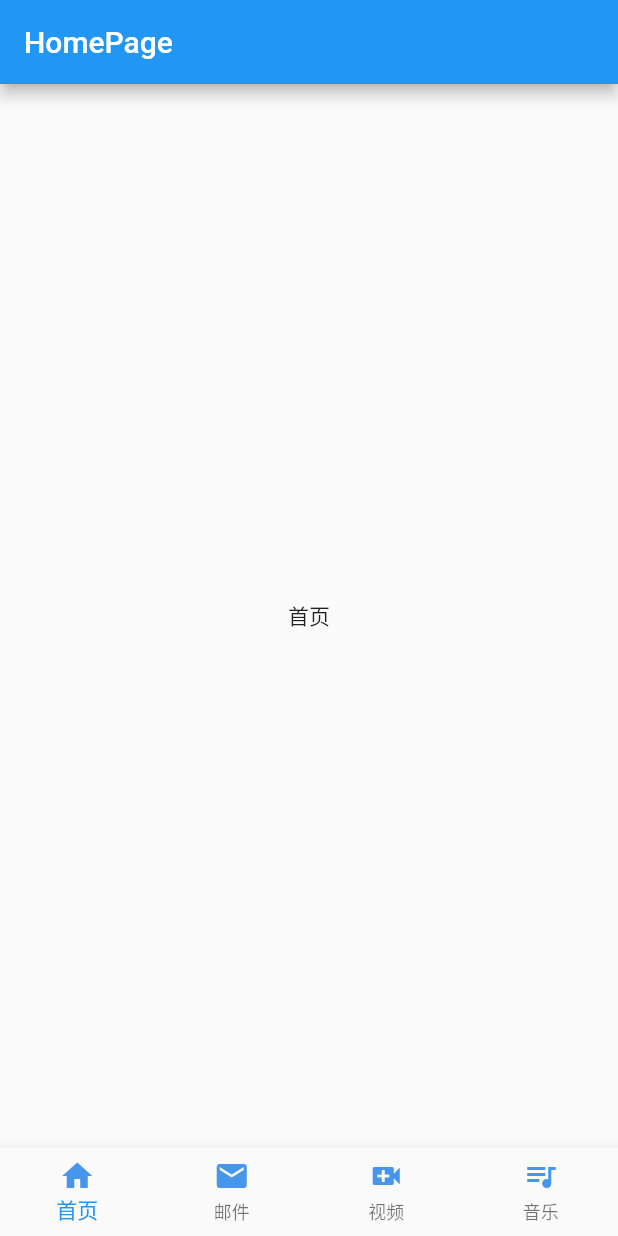
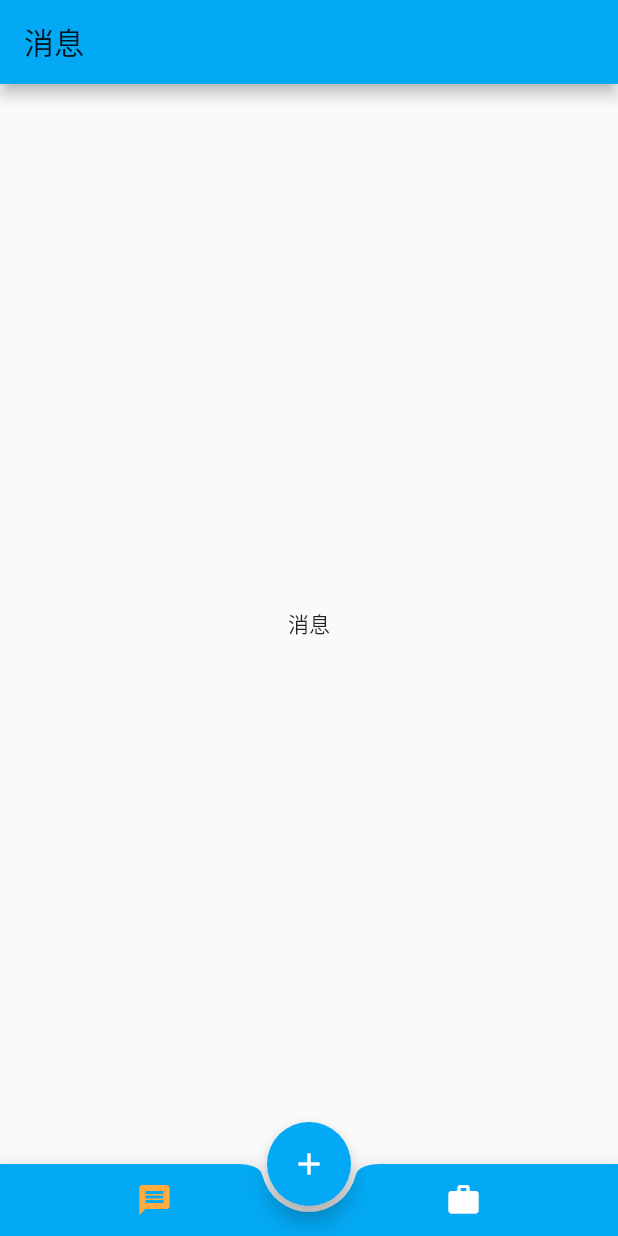
Before and after one commit to lanxuexing/flutter2study, a Flutter app: the screen it shows after launch, on a phone screen of 412 x 824 dp. Run offline on Flutter 3.47's test engine with Material 2 defaults, Android fonts, the phone set to English and light mode, and no system bars.

Commit message:
feat: Irregularity BottomNavigationBar

```diff
--- /dev/null
+++ b/lib/demo02/bottom_navigator_bar.dart
@@ -0,0 +1,67 @@
+import 'package:flutter/material.dart';
+import 'dynamic_page.dart';
+
+class MyBottomNavigatorBar extends StatefulWidget {
+  _MyBottomNavigatorBarState createState() => _MyBottomNavigatorBarState();
+}
+
+class _MyBottomNavigatorBarState extends State<MyBottomNavigatorBar> {
+  List<Widget> _views;
+  int _index = 0;
+
+  @override
+  void initState() {
+    _views = List();
+    _views..add(DynamicPage('消息'))..add(DynamicPage('世界')); // 动态创建页面
+    super.initState();
+  }
+
+  @override
+  Widget build(BuildContext context) {
+    return Scaffold(
+      floatingActionButton: FloatingActionButton(
+        onPressed: (){
+          Navigator.of(context).push(MaterialPageRoute(
+            builder: (BuildContext context) {
+              return DynamicPage('随拍');
+            }
+          ));
+        },
+        tooltip: 'add',
+        child: Icon(
+          Icons.add,
+          color: Colors.white,
+        ),
+      ),
+      floatingActionButtonLocation: FloatingActionButtonLocation.centerDocked,
+      bottomNavigationBar: BottomAppBar(
+        color: Colors.lightBlue,
+        shape: CircularNotchedRectangle(), // 圆形缺口
+        child: Row(
+          mainAxisAlignment: MainAxisAlignment.spaceAround,
+          children: <Widget>[
+            IconButton(
+              icon: Icon(Icons.message),
+              color: _index == 0 ? Colors.orangeAccent : Colors.white,
+              onPressed: (){
+                setState(() {
+                  _index = 0;
+                });
+              },
+            ),
+            IconButton(
+              icon: Icon(Icons.work),
+              color: _index == 1 ? Colors.orangeAccent : Colors.white,
+              onPressed: (){
+                setState(() {
+                  _index = 1;
+                });
+              },
+            )
+          ],
+        ),
+      ),
+      body: _views[_index],
+    );
+  }
+}
--- /dev/null
+++ b/lib/demo02/dynamic_page.dart
@@ -0,0 +1,24 @@
+import 'package:flutter/material.dart';
+
+class DynamicPage extends StatefulWidget {
+  final String _title;
+
+  DynamicPage(this._title);
+
+  @override
+  _DynamicPageState createState() => _DynamicPageState();
+}
+
+class _DynamicPageState extends State<DynamicPage> {
+  @override
+  Widget build(BuildContext context) {
+    return Scaffold(
+      appBar: AppBar(
+        title: Text(widget._title),
+      ),
+      body: Center(
+        child: Text(widget._title),
+      ),
+    );
+  }
+}
--- a/lib/main.dart
+++ b/lib/main.dart
@@ -797,18 +797,42 @@
 /**
  * 18.规则的底部导航栏
  */
+// import 'package:flutter/material.dart';
+// import 'demo01/bottom_navigator_bar.dart';
+
+// void main() => runApp(MyApp());
+
+// class MyApp extends StatelessWidget {
+//   @override
+//   Widget build(BuildContext context) {
+//     return MaterialApp(
+//       title: 'FLutter BottomNavigatorBar Demo',
+//       theme: ThemeData.light(),
+//       home: MyBottomNavigationBar(),
+//     );
+//   }
+// }
+
+
+/**
+ * 19.不规则的底部导航栏
+ */
 import 'package:flutter/material.dart';
-import 'demo01/bottom_navigator_bar.dart';
+import 'demo02/bottom_navigator_bar.dart';
 
 void main() => runApp(MyApp());
 
 class MyApp extends StatelessWidget {
   @override
   Widget build(BuildContext context) {
-    return MaterialApp(
-      title: 'FLutter BottomNavigatorBar Demo',
-      theme: ThemeData.light(),
-      home: MyBottomNavigationBar(),
+    return Container(
+      child: MaterialApp(
+        title: 'Flutter BottomNavigator Demo',
+        theme: ThemeData( //  自定义主题
+          primarySwatch: Colors.lightBlue
+        ),
+        home: MyBottomNavigatorBar(),
+      ),
     );
   }
 }
```
